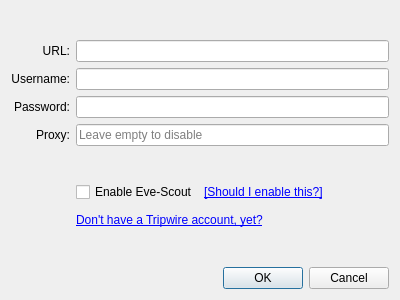
This is resources/ui/gui_tripwire.ui in secondfry/shortcircuit as Qt 5 draws it before an edit. The edited form follows.
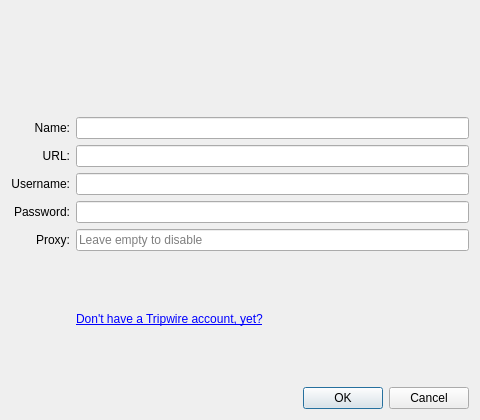
This is the edited form. Icons and pictures are not drawn.

Patch:
```diff
--- a/resources/ui/gui_tripwire.ui
+++ b/resources/ui/gui_tripwire.ui
@@ -6,26 +6,20 @@
    <rect>
     <x>0</x>
     <y>0</y>
-    <width>400</width>
-    <height>300</height>
+    <width>480</width>
+    <height>420</height>
    </rect>
   </property>
   <property name="sizePolicy">
-   <sizepolicy hsizetype="Fixed" vsizetype="Fixed">
+   <sizepolicy hsizetype="Preferred" vsizetype="Preferred">
     <horstretch>0</horstretch>
     <verstretch>0</verstretch>
    </sizepolicy>
   </property>
   <property name="minimumSize">
    <size>
-    <width>400</width>
-    <height>300</height>
-   </size>
-  </property>
-  <property name="maximumSize">
-   <size>
-    <width>400</width>
-    <height>300</height>
+    <width>480</width>
+    <height>420</height>
    </size>
   </property>
   <property name="font">
@@ -45,17 +39,51 @@
    <bool>false</bool>
   </property>
   <layout class="QGridLayout" name="gridLayout">
-   <item row="2" column="0">
-    <widget class="QLabel" name="label_2">
+   <item row="0" column="0" colspan="2">
+    <widget class="QLabel" name="label_4">
+     <property name="sizePolicy">
+      <sizepolicy hsizetype="Preferred" vsizetype="Fixed">
+       <horstretch>0</horstretch>
+       <verstretch>0</verstretch>
+      </sizepolicy>
+     </property>
+     <property name="minimumSize">
+      <size>
+       <width>382</width>
+       <height>100</height>
+      </size>
+     </property>
+     <property name="maximumSize">
+      <size>
+       <width>16777215</width>
+       <height>100</height>
+      </size>
+     </property>
      <property name="text">
-      <string>Username:</string>
+      <string/>
+     </property>
+     <property name="pixmap">
+      <pixmap resource="../resources.qrc">:/images/tripwire_banner.png</pixmap>
      </property>
      <property name="alignment">
-      <set>Qt::AlignRight|Qt::AlignTrailing|Qt::AlignVCenter</set>
+      <set>Qt::AlignCenter</set>
      </property>
     </widget>
    </item>
    <item row="1" column="0">
+    <widget class="QLabel" name="label_name">
+     <property name="text">
+      <string>Name:</string>
+     </property>
+     <property name="alignment">
+      <set>Qt::AlignRight|Qt::AlignTrailing|Qt::AlignVCenter</set>
+     </property>
+    </widget>
+   </item>
+   <item row="1" column="1">
+    <widget class="QLineEdit" name="lineEdit_name"/>
+   </item>
+   <item row="2" column="0">
     <widget class="QLabel" name="label">
      <property name="text">
       <string>URL:</string>
@@ -65,37 +93,23 @@
      </property>
     </widget>
    </item>
-   <item row="6" column="1">
-    <layout class="QHBoxLayout" name="horizontalLayout">
-     <item>
-      <widget class="QCheckBox" name="checkBox_evescout">
-       <property name="sizePolicy">
-        <sizepolicy hsizetype="Maximum" vsizetype="Fixed">
-         <horstretch>0</horstretch>
-         <verstretch>0</verstretch>
-        </sizepolicy>
-       </property>
-       <property name="toolTip">
-        <string/>
-       </property>
-       <property name="text">
-        <string>Enable Eve-Scout</string>
-       </property>
-      </widget>
-     </item>
-     <item>
-      <widget class="QLabel" name="label_6">
-       <property name="text">
-        <string>&lt;html&gt;&lt;head/&gt;&lt;body&gt;&lt;p&gt;&lt;a href=&quot;https://github.com/secondfry/shortcircuit/blob/master/README.md#eve-scout&quot;&gt;&lt;span style=&quot; text-decoration: underline; color:#0000ff;&quot;&gt;[Should I enable this?]&lt;/span&gt;&lt;/a&gt;&lt;/p&gt;&lt;/body&gt;&lt;/html&gt;</string>
-       </property>
-       <property name="openExternalLinks">
-        <bool>true</bool>
-       </property>
-      </widget>
-     </item>
-    </layout>
+   <item row="2" column="1">
+    <widget class="QLineEdit" name="lineEdit_url"/>
    </item>
    <item row="3" column="0">
+    <widget class="QLabel" name="label_2">
+     <property name="text">
+      <string>Username:</string>
+     </property>
+     <property name="alignment">
+      <set>Qt::AlignRight|Qt::AlignTrailing|Qt::AlignVCenter</set>
+     </property>
+    </widget>
+   </item>
+   <item row="3" column="1">
+    <widget class="QLineEdit" name="lineEdit_user"/>
+   </item>
+   <item row="4" column="0">
     <widget class="QLabel" name="label_3">
      <property name="text">
       <string>Password:</string>
@@ -105,39 +119,7 @@
      </property>
     </widget>
    </item>
-   <item row="11" column="0" colspan="2">
-    <widget class="QDialogButtonBox" name="buttonBox">
-     <property name="orientation">
-      <enum>Qt::Horizontal</enum>
-     </property>
-     <property name="standardButtons">
-      <set>QDialogButtonBox::Cancel|QDialogButtonBox::Ok</set>
-     </property>
-    </widget>
-   </item>
-   <item row="5" column="0" rowspan="4">
-    <widget class="QLabel" name="label_evescout_logo">
-     <property name="cursor">
-      <cursorShape>PointingHandCursor</cursorShape>
-     </property>
-     <property name="text">
-      <string/>
-     </property>
-     <property name="pixmap">
-      <pixmap resource="../resources.qrc">:/images/evescout.png</pixmap>
-     </property>
-     <property name="alignment">
-      <set>Qt::AlignRight|Qt::AlignTrailing|Qt::AlignVCenter</set>
-     </property>
-    </widget>
-   </item>
-   <item row="1" column="1">
-    <widget class="QLineEdit" name="lineEdit_url"/>
-   </item>
-   <item row="2" column="1">
-    <widget class="QLineEdit" name="lineEdit_user"/>
-   </item>
-   <item row="3" column="1">
+   <item row="4" column="1">
     <widget class="QLineEdit" name="lineEdit_pass">
      <property name="inputMethodHints">
       <set>Qt::ImhHiddenText|Qt::ImhNoAutoUppercase|Qt::ImhNoPredictiveText|Qt::ImhSensitiveData</set>
@@ -147,30 +129,7 @@
      </property>
     </widget>
    </item>
-   <item row="7" column="1">
-    <widget class="QLabel" name="label_5">
-     <property name="text">
-      <string>&lt;html&gt;&lt;head/&gt;&lt;body&gt;&lt;p&gt;&lt;a href=&quot;https://tripwire.eve-apps.com/&quot;&gt;&lt;span style=&quot; text-decoration: underline; color:#0000ff;&quot;&gt;Don't have a Tripwire account, yet?&lt;/span&gt;&lt;/a&gt;&lt;/p&gt;&lt;/body&gt;&lt;/html&gt;</string>
-     </property>
-     <property name="alignment">
-      <set>Qt::AlignLeading|Qt::AlignLeft|Qt::AlignVCenter</set>
-     </property>
-     <property name="openExternalLinks">
-      <bool>true</bool>
-     </property>
-    </widget>
-   </item>
-   <item row="0" column="0" colspan="2">
-    <widget class="QLabel" name="label_4">
-     <property name="text">
-      <string/>
-     </property>
-     <property name="pixmap">
-      <pixmap resource="../resources.qrc">:/images/tripwire_banner.png</pixmap>
-     </property>
-    </widget>
-   </item>
-   <item row="4" column="0">
+   <item row="5" column="0">
     <widget class="QLabel" name="label_7">
      <property name="text">
       <string>Proxy:</string>
@@ -180,7 +139,7 @@
      </property>
     </widget>
    </item>
-   <item row="4" column="1">
+   <item row="5" column="1">
     <widget class="QLineEdit" name="lineEdit_proxy">
      <property name="inputMask">
       <string/>
@@ -190,6 +149,29 @@
      </property>
     </widget>
    </item>
+   <item row="6" column="1">
+    <widget class="QLabel" name="label_5">
+     <property name="text">
+      <string>&lt;html&gt;&lt;head/&gt;&lt;body&gt;&lt;p&gt;&lt;a href=&quot;https://tripwire.eve-apps.com/&quot;&gt;&lt;span style=&quot; text-decoration: underline; color:#0000ff;&quot;&gt;Don't have a Tripwire account, yet?&lt;/span&gt;&lt;/a&gt;&lt;/p&gt;&lt;/body&gt;&lt;/html&gt;</string>
+     </property>
+     <property name="alignment">
+      <set>Qt::AlignLeading|Qt::AlignLeft|Qt::AlignVCenter</set>
+     </property>
+     <property name="openExternalLinks">
+      <bool>true</bool>
+     </property>
+    </widget>
+   </item>
+   <item row="7" column="0" colspan="2">
+    <widget class="QDialogButtonBox" name="buttonBox">
+     <property name="orientation">
+      <enum>Qt::Horizontal</enum>
+     </property>
+     <property name="standardButtons">
+      <set>QDialogButtonBox::Cancel|QDialogButtonBox::Ok</set>
+     </property>
+    </widget>
+   </item>
   </layout>
  </widget>
  <resources>
```
